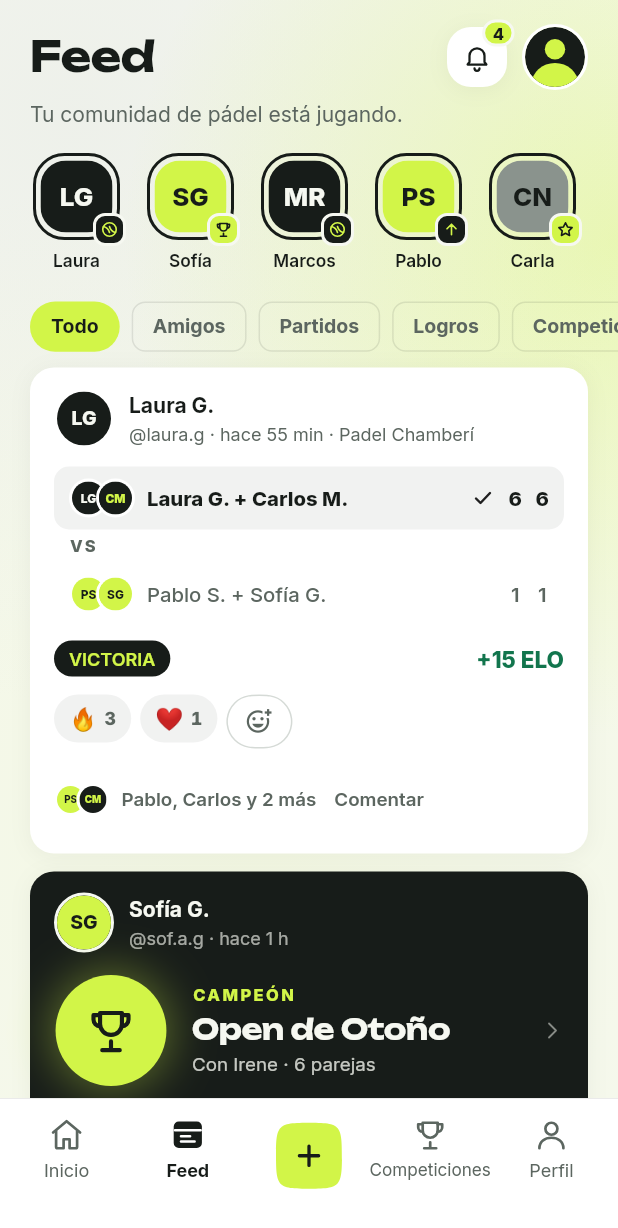
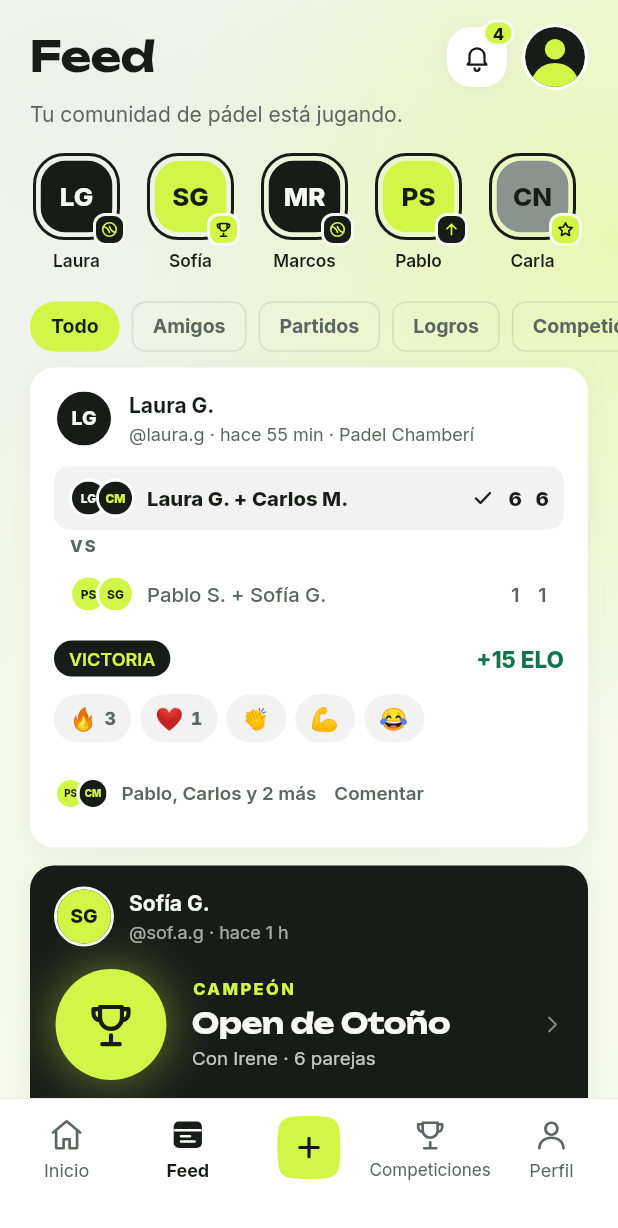
Before and after one commit to diegocastello333-lab/plobby, a Flutter app: the screen it shows after launch, item 2 of the bottom bar chosen, on a phone screen of 412 x 824 dp. Shown: the top 1228 px of the screen. Run offline on Flutter 3.47's test engine with Material 3 defaults, Android fonts, the phone set to English and light mode, and no system bars; our stand-ins replace flutter_riverpod, flutter_secure_storage, flutter_svg, go_router, image_picker, share_plus and 3 more; missing offline and left inert: dart:js_interop, gal; accounts and stored records are empty; project files that could hold a hidden picture were left out.

Commit message:
Pulido: icono del Feed en oscuro, «+» proporcionado, racha legible, reacciones siempre desplegadas, barra de carga global, caché de 2 min en pantallas de detalle; versión 1.9.2
Co-Authored-By: Claude Opus 5.5 <noreply@anthropic.com>
Claude-Session: https://claude.ai/code/session_01JG71agr4zmKLfTVTaNfViY

```diff
--- /dev/null
+++ b/lib/core/net/net_activity.dart
@@ -0,0 +1,18 @@
+import 'dart:async';
+import 'package:flutter/foundation.dart';
+
+/// Cuántas operaciones de red/carga hay en curso (peticiones a Supabase, código de pantallas que se descarga en la web).
+/// Lo lee [LoadingBar] para enseñar una barra de carga solo cuando algo tarda.
+class NetActivity {
+  NetActivity._();
+  static final inFlight = ValueNotifier<int>(0);
+
+  static void begin() => inFlight.value++;
+  static void end() { if (inFlight.value > 0) inFlight.value--; }
+
+  /// Cuenta [f] como actividad mientras dura.
+  static Future<T> track<T>(Future<T> f) {
+    begin();
+    return f.whenComplete(end);
+  }
+}
--- a/lib/core/router/app_shell.dart
+++ b/lib/core/router/app_shell.dart
@@ -51,7 +51,7 @@ class AppShell extends ConsumerWidget {
               key: ValueKey(on), tween: Tween(begin: on && !AppAnimations.reduceMotion(context) ? .82 : 1, end: 1),
               duration: Motion.emphasis, curve: AppAnimations.settle,
               builder: (_, sc, child) => Transform.scale(scale: sc, child: child),
-              child: PlobbyIcon(icon, size: 24, color: col ?? color, filled: on)),
+              child: PlobbyIcon(icon, size: 24, color: col ?? color, filled: on, holeColor: AppMaterials.tabBar)),
             const SizedBox(height: 4),
             // «Competiciones» es más largo que el resto: se reduce lo justo para caber en su columna (sin cortarse).
             FittedBox(fit: BoxFit.scaleDown, child: Text(label, maxLines: 1, style: TextStyle(fontFamily: AppTypography.sansFamily, fontSize: 12, height: 15 / 12, letterSpacing: 0,
@@ -161,14 +161,19 @@ class _SideRail extends StatelessWidget {
 class _PlusTab extends StatelessWidget {
   const _PlusTab();
   @override
-  Widget build(BuildContext context) => const SizedBox(height: 56, child: Center(child: PlusSquare()));
+  // Centrado con el bloque icono + etiqueta de las otras pestañas (2 + 24 + 4 + 15 px ≈ 45 px desde arriba), no con los
+  // 56 px de la pestaña: así queda a la misma altura visual que el resto y no baja por debajo de las etiquetas.
+  Widget build(BuildContext context) => const SizedBox(height: 56, child: Align(alignment: Alignment.topCenter,
+      child: Padding(padding: EdgeInsets.only(top: 1.5), child: PlusSquare(size: PlusSquare.tabSize))));
 }
 
 /// Botón «Nuevo partido»: cuadrado lima de 44 px, esquinas continuas de 12 (radio pequeño del sistema), «+» en tinta.
 /// Mismo botón en la barra inferior y en la barra lateral de escritorio.
 class PlusSquare extends StatelessWidget {
-  const PlusSquare({super.key});
-  static const size = 44.0;
+  const PlusSquare({super.key, this.size = 44});
+  /// En la barra inferior: alto del bloque icono + etiqueta de las otras pestañas.
+  static const tabSize = 42.0;
+  final double size;
   @override
   Widget build(BuildContext context) => Semantics(button: true, label: 'Nuevo partido', excludeSemantics: true, child: Pressable(scale: .92, child: Material(
         color: AppColors.brand,
@@ -176,6 +181,6 @@ class PlusSquare extends StatelessWidget {
         child: InkWell(
           customBorder: const ContinuousRectangleBorder(borderRadius: BorderRadius.all(Radius.circular(AppRadius.squircleSm))),
           onTap: () { AppHaptics.light(); HomeNav.newMatch(context); },
-          child: const SizedBox.square(dimension: size, child: Center(child: PlobbyIcon(PlobbyIcons.plus, size: 22, strokeWidth: 2.4, color: AppColors.brandInk)))),
+          child: SizedBox.square(dimension: size, child: Center(child: PlobbyIcon(PlobbyIcons.plus, size: size * .5, strokeWidth: 2.4, color: AppColors.brandInk)))),
       )));
 }
--- a/lib/core/router/deferred_screen.dart
+++ b/lib/core/router/deferred_screen.dart
@@ -1,4 +1,5 @@
 import 'package:flutter/material.dart';
+import '../net/net_activity.dart';
 import '../theme/design_tokens.dart';
 import '../widgets/state_views.dart';
 
@@ -38,7 +39,7 @@ class _DeferredScreenState extends State<DeferredScreen> {
   late Future<void> _future = _start();
 
   Future<void> _start() async {
-    await widget.load();
+    await NetActivity.track(widget.load());   // barra de carga si la descarga tarda
     DeferredScreen._loaded.add(widget.load);
   }
 
--- /dev/null
+++ b/lib/core/widgets/loading_bar.dart
@@ -0,0 +1,51 @@
+import 'dart:async';
+import 'package:flutter/material.dart';
+import '../motion/app_motion.dart';
+import '../net/net_activity.dart';
+import '../theme/design_tokens.dart';
+
+/// Barra de carga global (2,5 px, lima) arriba del todo. Aparece solo si algo lleva cargando más de [delay]
+/// (lo rápido no parpadea) y se va al terminar. No intercepta toques. La usa `PlobbyApp` encima de toda la app.
+class LoadingBar extends StatefulWidget {
+  const LoadingBar({super.key, required this.child});
+  final Widget child;
+  static const delay = Duration(milliseconds: 400);   // timing
+  @override
+  State<LoadingBar> createState() => _LoadingBarState();
+}
+
+class _LoadingBarState extends State<LoadingBar> {
+  Timer? _t;
+  bool _show = false;
+
+  @override
+  void initState() { super.initState(); NetActivity.inFlight.addListener(_onChange); }
+  @override
+  void dispose() { NetActivity.inFlight.removeListener(_onChange); _t?.cancel(); super.dispose(); }
+
+  void _onChange() {
+    final busy = NetActivity.inFlight.value > 0;
+    if (busy && !_show && _t == null) {
+      _t = Timer(LoadingBar.delay, () { _t = null; if (mounted && NetActivity.inFlight.value > 0) setState(() => _show = true); });
+    } else if (!busy) {
+      _t?.cancel(); _t = null;
+      if (_show && mounted) setState(() => _show = false);
+    }
+  }
+
+  @override
+  Widget build(BuildContext context) {
+    final top = MediaQuery.paddingOf(context).top;
+    return Stack(children: [
+      widget.child,
+      Positioned(left: 0, right: 0, top: top, child: IgnorePointer(child: AnimatedOpacity(
+        opacity: _show ? 1 : 0, duration: Motion.fast,
+        child: _show ? Semantics(label: 'Cargando', liveRegion: true, child: RepaintBoundary(child: SizedBox(height: 2.5,
+            // Con «reducir movimiento» la barra no se desliza: queda fija a medias.
+            child: LinearProgressIndicator(value: Motion.reduced(context) ? .6 : null, minHeight: 2.5,
+                backgroundColor: const Color(0x00000000), color: AppColors.brand))))
+            : const SizedBox(height: 2.5),
+      ))),
+    ]);
+  }
+}
--- a/lib/features/clubs/application/club_providers.dart
+++ b/lib/features/clubs/application/club_providers.dart
@@ -1,11 +1,12 @@
 import 'package:flutter_riverpod/flutter_riverpod.dart';
+import '../../../core/state/cache_for.dart';
 import '../data/club_repository.dart';
 import '../data/mock_club_repository.dart';
 import '../domain/club_models.dart';
 
 /// Sin Supabase (demo/tests) se usa el catálogo de demostración; SupabaseBootstrap lo sustituye por el real.
 final clubRepositoryProvider = Provider<ClubRepository>((ref) => MockClubRepository());
-final clubPageProvider = FutureProvider.autoDispose.family<ClubPage?, String>((ref, id) => ref.watch(clubRepositoryProvider).page(id));
+final clubPageProvider = FutureProvider.autoDispose.family<ClubPage?, String>((ref, id) { ref.cacheFor(const Duration(minutes: 2)); return ref.watch(clubRepositoryProvider).page(id); });   // timing
 final pendingClubsProvider = FutureProvider.autoDispose<List<PendingClub>>((ref) => ref.watch(clubRepositoryProvider).pending());
 final isClubAdminProvider = Provider<bool>((ref) => ref.watch(clubRepositoryProvider).isAdmin);
 
--- a/lib/features/feed/presentation/widgets/reaction_bar.dart
+++ b/lib/features/feed/presentation/widgets/reaction_bar.dart
@@ -10,8 +10,8 @@ import '../../application/feed_providers.dart';
 import '../../domain/feed_models.dart';
 import 'comments_sheet.dart';
 
-/// Reacciones discretas: plegadas solo se ven las que ya tiene la publicación y un botón «reaccionar»; un toque en él
-/// pone 🔥 (la reacción rápida, igual que el doble toque) y una pulsación larga despliega las cinco.
+/// Reacciones siempre desplegadas: las cinco a la vista con su recuento; un toque reacciona (o cambia/quita la tuya).
+/// El doble toque en la tarjeta sigue poniendo 🔥.
 class ReactionBar extends ConsumerStatefulWidget {
   const ReactionBar({super.key, required this.post, this.onDark = false});
   final FeedPost post;
@@ -21,28 +21,24 @@ class ReactionBar extends ConsumerStatefulWidget {
 }
 
 class _ReactionBarState extends ConsumerState<ReactionBar> {
-  bool _open = false;
   FeedPost get post => widget.post;
   bool get onDark => widget.onDark;
 
   void _react(ReactionType t) {
     AppHaptics.medium();
     ref.read(feedControllerProvider.notifier).react(post.id, t);
-    if (_open) setState(() => _open = false);
   }
 
   @override
   Widget build(BuildContext context) {
     final r = post.reactions;
-    final shown = _open ? ReactionType.values : [for (final t in ReactionType.values) if ((r.counts[t] ?? 0) > 0 || r.mine == t) t];
     final fg = onDark ? AppColors.ink50.withValues(alpha: .7) : AppColors.textMuted;
     final names = r.recent.take(2).map((u) => u.name.split(' ').first).join(', ');
     return Column(crossAxisAlignment: CrossAxisAlignment.start, children: [
       const SizedBox(height: 12),
-      AnimatedSize(duration: Motion.normal, curve: Motion.move, alignment: Alignment.centerLeft, child: Wrap(spacing: 6, runSpacing: 6, children: [
-        for (final t in shown) _Pill(t: t, count: r.counts[t] ?? 0, selected: r.mine == t, onDark: onDark, onTap: () => _react(t)),
-        if (!_open) _AddReaction(onDark: onDark, onTap: () => _react(ReactionType.fire), onLongPress: () { AppHaptics.light(); setState(() => _open = true); }),
-      ])),
+      Wrap(spacing: 6, runSpacing: 6, children: [
+        for (final t in ReactionType.values) _Pill(t: t, count: r.counts[t] ?? 0, selected: r.mine == t, onDark: onDark, onTap: () => _react(t)),
+      ]),
       const SizedBox(height: 10),
       Row(children: [
         if (r.total > 0) ...[
@@ -92,7 +88,7 @@ class _PillState extends State<_Pill> with SingleTickerProviderStateMixin {
   @override
   Widget build(BuildContext context) {
     final sel = widget.selected;
-    return Semantics(button: true, selected: sel, label: 'Reaccionar con ${widget.t.emoji}', child: GestureDetector(
+    return Semantics(button: true, selected: sel, label: 'Reaccionar con ${widget.t.emoji}${widget.count > 0 ? ', ${widget.count}' : ''}', excludeSemantics: true, child: GestureDetector(
       onTap: widget.onTap,
       child: AnimatedBuilder(animation: c, builder: (_, child) {
         final s = 1 + .3 * Motion.spring.transform(c.value) * (1 - c.value);
@@ -198,22 +194,3 @@ class _DoubleTapFireState extends ConsumerState<DoubleTapFire> with SingleTicker
         ]),
       );
 }
-
-/// Botón discreto para reaccionar: toque = 🔥; pulsación larga = elegir entre las cinco.
-class _AddReaction extends StatelessWidget {
-  const _AddReaction({required this.onDark, required this.onTap, required this.onLongPress});
-  final bool onDark;
-  final VoidCallback onTap, onLongPress;
-  @override
-  Widget build(BuildContext context) {
-    final fg = onDark ? AppColors.ink50.withValues(alpha: .7) : AppColors.textMuted;
-    final shape = AppShapes.of(AppRadius.pill, side: BorderSide(color: onDark ? const Color(0x33F6F8F1) : AppColors.border));
-    return Semantics(button: true, label: 'Reaccionar. Mantén pulsado para elegir la reacción', excludeSemantics: true, child: Material(
-      color: Colors.transparent, shape: shape,
-      child: InkWell(customBorder: shape, onTap: onTap, onLongPress: onLongPress, child: ConstrainedBox(constraints: const BoxConstraints(minHeight: 36, minWidth: 44),
-        child: Padding(padding: const EdgeInsets.symmetric(horizontal: 12), child: Row(mainAxisSize: MainAxisSize.min, children: [
-          Icon(Icons.add_reaction_outlined, size: 18, color: fg),
-        ])))),
-    ));
-  }
-}
--- a/lib/features/home/presentation/home_screen.dart
+++ b/lib/features/home/presentation/home_screen.dart
@@ -288,9 +288,11 @@ class _Counters extends ConsumerWidget {
         child: Column(mainAxisAlignment: MainAxisAlignment.center, children: [
           // La llama «salta» con un destello cuando la racha cambia (victoria confirmada).
           PopOnEvent(trigger: c.streak, glow: c.streak > 0, child: SizedBox(width: 25, height: 31, child: Stack(children: [
-            SvgPicture.string('<svg viewBox="0 0 32 40"><path d="M16 2C17 9 27 13 27 24a11 11 0 0 1-22 0c0-4 1.6-6.8 3.8-9.2.4 3.2 2.2 5 4.2 5.6C11.4 12 12.6 6 16 2z" fill="${c.streak > 0 ? '#D2F548' : '#EEF1EA'}"/></svg>', width: 25, height: 31),
+            SvgPicture.string('<svg viewBox="0 0 32 40"><path d="M16 2C17 9 27 13 27 24a11 11 0 0 1-22 0c0-4 1.6-6.8 3.8-9.2.4 3.2 2.2 5 4.2 5.6C11.4 12 12.6 6 16 2z" fill="${c.streak > 0 ? '#D2F548' : (AppColors.isDark ? '#2A322D' : '#EEF1EA')}"/></svg>', width: 25, height: 31),
             Positioned(left: 0, right: 0, top: 14, child: Text('${c.streak}', textAlign: TextAlign.center,
-                style: TextStyle(fontFamily: AppTypography.sansFamily, fontSize: 12, height: 1, fontWeight: FontWeight.w800, letterSpacing: 0, color: AppColors.text))),
+                style: TextStyle(fontFamily: AppTypography.sansFamily, fontSize: 12, height: 1, fontWeight: FontWeight.w800, letterSpacing: 0,
+                    // Sobre la llama lima, siempre tinta (en oscuro el color de texto es claro y no se veía).
+                    color: c.streak > 0 ? AppColors.brandInk : AppColors.textMuted))),
           ]))),
           const SizedBox(height: 3),
           Text('Racha de victorias', textAlign: TextAlign.center, maxLines: 2,
--- a/lib/main.dart
+++ b/lib/main.dart
@@ -2,6 +2,7 @@ import 'dart:async';
 import 'package:flutter/foundation.dart' show kIsWeb;
 import 'package:flutter/material.dart';
 import 'core/a11y/web_a11y.dart';
+import 'core/widgets/loading_bar.dart';
 import 'package:flutter/semantics.dart';
 import 'package:flutter_riverpod/flutter_riverpod.dart';
 import 'core/errors/app_errors.dart';
@@ -83,5 +84,5 @@ class _PlobbyAppState extends ConsumerState<PlobbyApp> with WidgetsBindingObserv
   Widget build(BuildContext context) => KeyedSubtree(key: ValueKey(AppColors.isDark), child: MaterialApp.router(
       title: 'Plobby', theme: buildPlobbyTheme(), routerConfig: ref.watch(routerProvider), debugShowCheckedModeBanner: false,
       // Sincronización en vivo y avisos emergentes en cualquier pantalla (no solo en las pestañas).
-      builder: (_, child) => WideFrame(child: LiveSync(child: child ?? const SizedBox.shrink()))));
+      builder: (_, child) => LoadingBar(child: WideFrame(child: LiveSync(child: child ?? const SizedBox.shrink())))));
 }
--- a/pubspec.yaml
+++ b/pubspec.yaml
@@ -1,7 +1,7 @@
 name: plobby
 description: Plobby — social and competitive padel app.
 publish_to: none
-version: 1.9.1+18   # sube con cada versión entregada
+version: 1.9.2+19   # sube con cada versión entregada
 environment:
   sdk: ">=3.3.0 <4.0.0"
 dependencies:
```
Also changed, not shown: lib/core/net/timeout_client.dart (+18 -1 lines), lib/core/state/cache_for.dart (added, +16 -0 lines), lib/features/gamification/application/gamification_providers.dart (+5 -3 lines), lib/features/leagues/application/league_providers.dart (+6 -3 lines), 2 other files.
